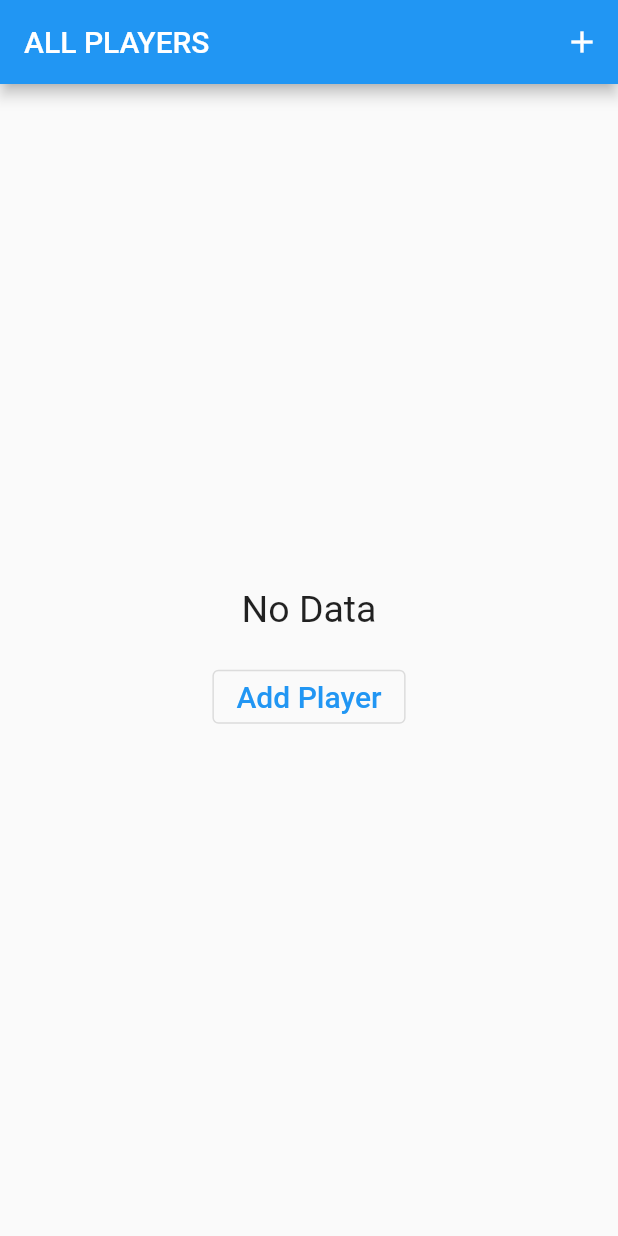
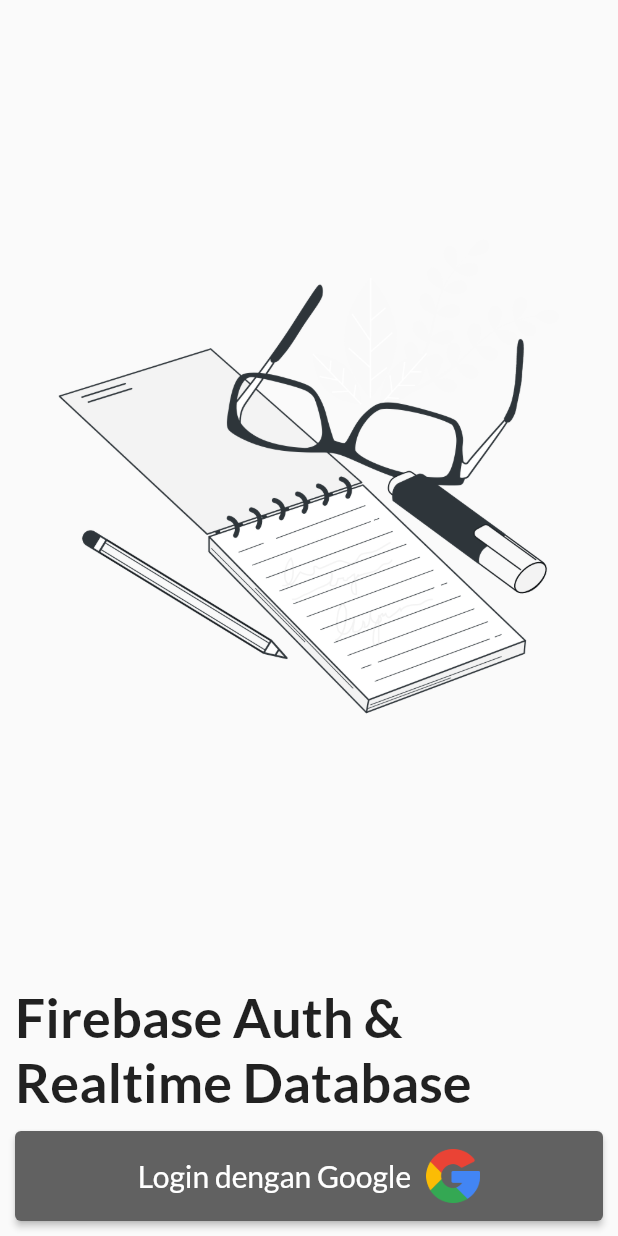
Before and after one commit to luthfeew/Uas_flutterAuthCrud_Firebase, a Flutter app: the screen it shows after launch, on a phone screen of 412 x 824 dp. Run offline on Flutter 3.47's test engine with Material 2 defaults, Android fonts, the phone set to English and light mode, and no system bars; our stand-ins replace cloud_firestore, firebase_auth, firebase_core, google_sign_in; accounts and stored records are empty.

Commit message:
Firebase Auth (Android-only)

```diff
--- a/lib/main.dart
+++ b/lib/main.dart
@@ -1,23 +1,36 @@
+import 'package:firebase_auth/firebase_auth.dart';
 import 'package:flutter/material.dart';
+import 'package:firebase_core/firebase_core.dart';
 import 'package:provider/provider.dart';
 
+import './pages/login.dart';
 import './providers/players.dart';
+import './pages/home_page.dart';
 import './pages/detail_player_page.dart';
 import './pages/add_player_page.dart';
-import './pages/home_page.dart';
 
-void main() {
+void main() async {
+  WidgetsFlutterBinding.ensureInitialized();
+  await Firebase.initializeApp();
   runApp(MyApp());
 }
 
 class MyApp extends StatelessWidget {
+  // This widget is the root of your application.
   @override
   Widget build(BuildContext context) {
     return ChangeNotifierProvider(
       create: (context) => Players(),
       child: MaterialApp(
         debugShowCheckedModeBanner: false,
-        home: HomePage(),
+        // theme: ThemeData.dark().copyWith(
+        //   primaryColor: Colors.white,
+        //   accentColor: Colors.white,
+        //   scaffoldBackgroundColor: Color(0xff070706),
+        // ),
+        home: FirebaseAuth.instance.currentUser == null
+            ? LoginPage()
+            : HomePage(),
         routes: {
           AddPlayer.routeName: (context) => AddPlayer(),
           DetailPlayer.routeName: (context) => DetailPlayer(),
--- /dev/null
+++ b/lib/pages/login.dart
@@ -0,0 +1,92 @@
+import 'package:flutter/material.dart';
+import 'package:meapps/controller/google_auth.dart';
+
+class LoginPage extends StatefulWidget {
+  @override
+  _LoginPageState createState() => _LoginPageState();
+}
+
+class _LoginPageState extends State<LoginPage> {
+  @override
+  Widget build(BuildContext context) {
+    return Scaffold(
+      body: Center(
+        child: Column(
+          children: [
+            Expanded(
+              child: Container(
+                decoration: BoxDecoration(
+                  image: DecorationImage(
+                    image: AssetImage(
+                      "assets/images/cover.png",
+                    ),
+                  ),
+                ),
+              ),
+            ),
+            //
+            Padding(
+              padding: const EdgeInsets.symmetric(
+                horizontal: 10.0,
+                vertical: 12.0,
+              ),
+              child: Text(
+                "Firebase Auth & Realtime Database",
+                style: TextStyle(
+                  fontSize: 36.0,
+                  fontFamily: "lato",
+                  fontWeight: FontWeight.bold,
+                ),
+              ),
+            ),
+            //
+            Padding(
+              padding: const EdgeInsets.symmetric(
+                horizontal: 10.0,
+              ),
+              child: ElevatedButton(
+                onPressed: () {
+                  signInWithGoogle(context);
+                },
+                child: Row(
+                  mainAxisAlignment: MainAxisAlignment.center,
+                  children: [
+                    Text(
+                      "Login dengan Google",
+                      style: TextStyle(
+                        fontSize: 20.0,
+                        fontFamily: "lato",
+                      ),
+                    ),
+                    //
+                    SizedBox(
+                      width: 10.0,
+                    ),
+                    //
+                    Image.asset(
+                      'assets/images/google.png',
+                      height: 36.0,
+                    ),
+                  ],
+                ),
+                style: ButtonStyle(
+                    backgroundColor: MaterialStateProperty.all(
+                      Colors.grey[700],
+                    ),
+                    padding: MaterialStateProperty.all(
+                      EdgeInsets.symmetric(
+                        vertical: 12.0,
+                      ),
+                    )),
+              ),
+            ),
+            //
+            SizedBox(
+              height: 10.0,
+            ),
+          ],
+        ),
+      ),
+    );
+  }
+}
```
Also changed, not shown: lib/back/main.dart (deleted, +0 -113 lines), lib/controller/google_auth.dart (added, +67 -0 lines), pubspec.yaml (+13 -16 lines), assets/fonts/Lato-Bold.ttf (added), assets/fonts/Lato-Regular.ttf (added), assets/images/cover.png (added), assets/images/google.png (added), pubspec.lock, 8 other files.
